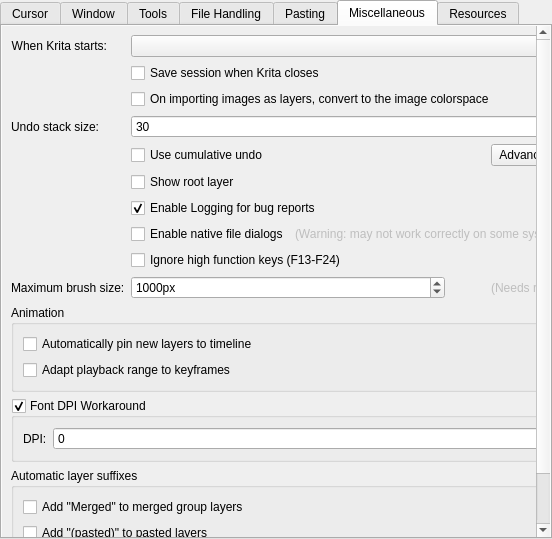
Above: libs/ui/forms/wdggeneralsettings.ui from 10zindraws/Krita-Revamp before the change. Below: the same form after it.
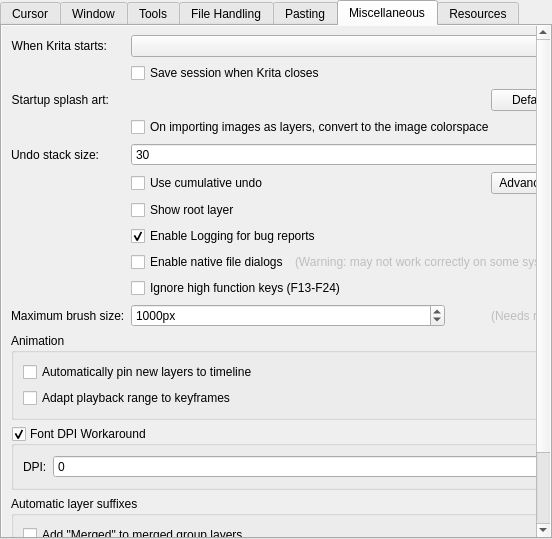
That is the form after the change. The open tabs and pages were chosen to show the change. Custom widgets are drawn as their Qt base class.

Commit message: Custom Splash

What changed in the file:
```diff
--- a/libs/ui/forms/wdggeneralsettings.ui
+++ b/libs/ui/forms/wdggeneralsettings.ui
@@ -1294,14 +1294,77 @@
              </property>
             </widget>
            </item>
+           <item row="2" column="0">
+            <widget class="QLabel" name="lblSplashArt">
+             <property name="sizePolicy">
+              <sizepolicy hsizetype="Minimum" vsizetype="Preferred">
+               <horstretch>0</horstretch>
+               <verstretch>0</verstretch>
+              </sizepolicy>
+             </property>
+             <property name="text">
+              <string>Startup splash art:</string>
+             </property>
+             <property name="alignment">
+              <set>Qt::AlignRight|Qt::AlignTrailing|Qt::AlignVCenter</set>
+             </property>
+            </widget>
+           </item>
            <item row="2" column="1">
+            <widget class="QFrame" name="frameSplashArt">
+             <property name="sizePolicy">
+              <sizepolicy hsizetype="Preferred" vsizetype="Maximum">
+               <horstretch>0</horstretch>
+               <verstretch>0</verstretch>
+              </sizepolicy>
+             </property>
+             <layout class="QHBoxLayout" name="horizontalLayoutSplashArt">
+              <property name="leftMargin">
+               <number>0</number>
+              </property>
+              <property name="topMargin">
+               <number>0</number>
+              </property>
+              <property name="rightMargin">
+               <number>0</number>
+              </property>
+              <property name="bottomMargin">
+               <number>0</number>
+              </property>
+              <item>
+               <widget class="KisFileNameRequester" name="m_urlCustomSplashArt" native="true">
+                <property name="sizePolicy">
+                 <sizepolicy hsizetype="MinimumExpanding" vsizetype="Preferred">
+                  <horstretch>0</horstretch>
+                  <verstretch>0</verstretch>
+                 </sizepolicy>
+                </property>
+                <property name="toolTip">
+                 <string>Select a custom image (.png, .jpg) for the startup splash screen</string>
+                </property>
+               </widget>
+              </item>
+              <item>
+               <widget class="QPushButton" name="btnDefaultSplashArt">
+                <property name="text">
+                 <string>Default</string>
+                </property>
+                <property name="toolTip">
+                 <string>Reset to the default Krita splash art</string>
+                </property>
+               </widget>
+              </item>
+             </layout>
+            </widget>
+           </item>
+           <item row="3" column="1">
             <widget class="QCheckBox" name="m_chkConvertOnImport">
              <property name="text">
               <string>On importing images as layers, convert to the image colorspace</string>
              </property>
             </widget>
            </item>
-           <item row="3" column="0">
+           <item row="4" column="0">
             <widget class="QLabel" name="label">
              <property name="sizePolicy">
               <sizepolicy hsizetype="Minimum" vsizetype="Preferred">
@@ -1320,7 +1383,7 @@
              </property>
             </widget>
            </item>
-           <item row="3" column="1">
+           <item row="4" column="1">
             <widget class="KisIntParseSpinBox" name="m_undoStackSize">
              <property name="toolTip">
               <string>Only applies to new or newly opened images.</string>
@@ -1339,14 +1402,14 @@
              </property>
             </widget>
            </item>
-           <item row="5" column="1">
+           <item row="6" column="1">
             <widget class="QCheckBox" name="chkShowRootLayer">
              <property name="text">
               <string>Show root layer</string>
              </property>
             </widget>
            </item>
-           <item row="6" column="1">
+           <item row="7" column="1">
             <widget class="QCheckBox" name="chkUsageLogging">
              <property name="text">
               <string>Enable Logging for bug reports</string>
@@ -1356,7 +1419,7 @@
              </property>
             </widget>
            </item>
-           <item row="7" column="1">
+           <item row="8" column="1">
             <widget class="QFrame" name="frame_4">
              <property name="sizePolicy">
               <sizepolicy hsizetype="Preferred" vsizetype="Maximum">
@@ -1413,7 +1476,7 @@
              </layout>
             </widget>
            </item>
-           <item row="8" column="1">
+           <item row="9" column="1">
             <widget class="QCheckBox" name="chkIgnoreHighFunctionKeys">
              <property name="toolTip">
               <string>Some applications may emulate presses of function keys with high numbers (e.g. F22) to bring themselves to the foreground. This may break Krita's shortcuts and actions system. If you have a keyboard with F13 or higher function keys, and you wish to use them, try disabling this option, but take this potential problem into account.</string>
@@ -1423,14 +1486,14 @@
              </property>
             </widget>
            </item>
-           <item row="9" column="0">
+           <item row="10" column="0">
             <widget class="QLabel" name="label_9">
              <property name="text">
               <string>Maximum brush size:</string>
              </property>
             </widget>
            </item>
-           <item row="9" column="1">
+           <item row="10" column="1">
             <widget class="QFrame" name="frame">
              <layout class="QHBoxLayout" name="horizontalLayout_2">
               <property name="leftMargin">
@@ -1502,7 +1565,7 @@
              </layout>
             </widget>
            </item>
-           <item row="10" column="0" colspan="2">
+           <item row="11" column="0" colspan="2">
             <widget class="QGroupBox" name="groupBox_5">
              <property name="title">
               <string>Animation</string>
@@ -1531,7 +1594,7 @@
              </layout>
             </widget>
            </item>
-           <item row="11" column="0" colspan="2">
+           <item row="12" column="0" colspan="2">
             <widget class="QGroupBox" name="chkForcedFontDPI">
              <property name="title">
               <string>Font DPI Workaround</string>
@@ -1571,7 +1634,7 @@
              </layout>
             </widget>
            </item>
-           <item row="12" column="0" colspan="2">
+           <item row="13" column="0" colspan="2">
             <widget class="QGroupBox" name="groupBox_51">
              <property name="title">
               <string>Automatic layer suffixes</string>
@@ -1594,7 +1657,7 @@
              </layout>
             </widget>
            </item>
-           <item row="13" column="0" colspan="2">
+           <item row="14" column="0" colspan="2">
             <spacer name="verticalSpacer">
              <property name="orientation">
               <enum>Qt::Vertical</enum>
@@ -1607,7 +1670,7 @@
              </property>
             </spacer>
            </item>
-           <item row="4" column="1">
+           <item row="5" column="1">
             <layout class="QHBoxLayout" name="horizontalLayout_4">
              <item>
               <widget class="QCheckBox" name="chkCumulativeUndo">
@@ -1638,7 +1701,7 @@
              </item>
             </layout>
            </item>
-           <item row="14" column="0" colspan="2">
+           <item row="15" column="0" colspan="2">
             <widget class="QCheckBox" name="chkEnableLongPress">
              <property name="text">
               <string>Long-press to open context menus</string>
```
The commit also changes 5 other files.
